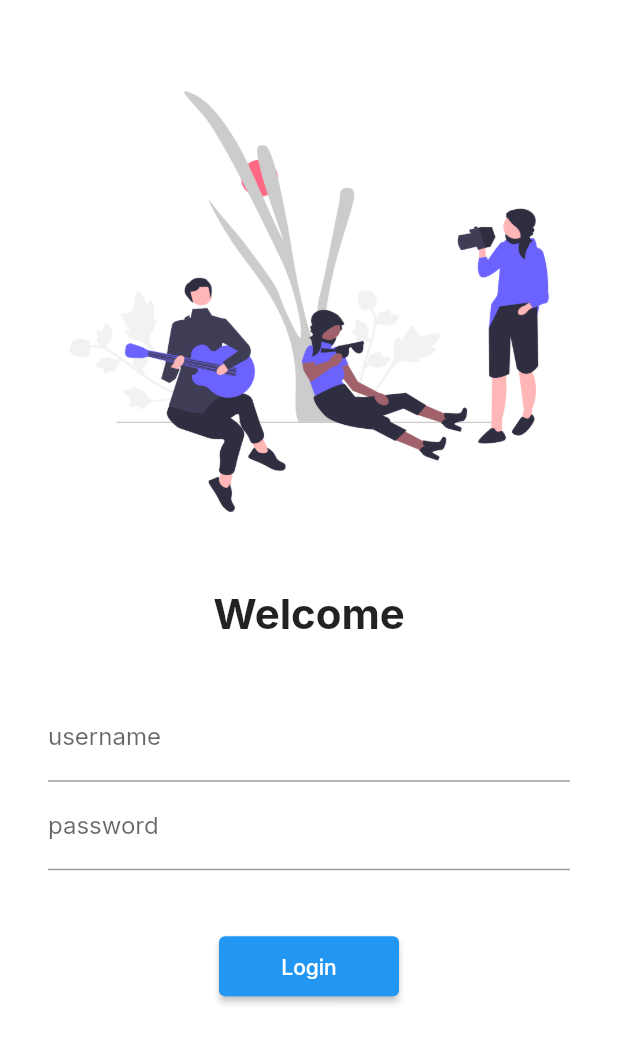
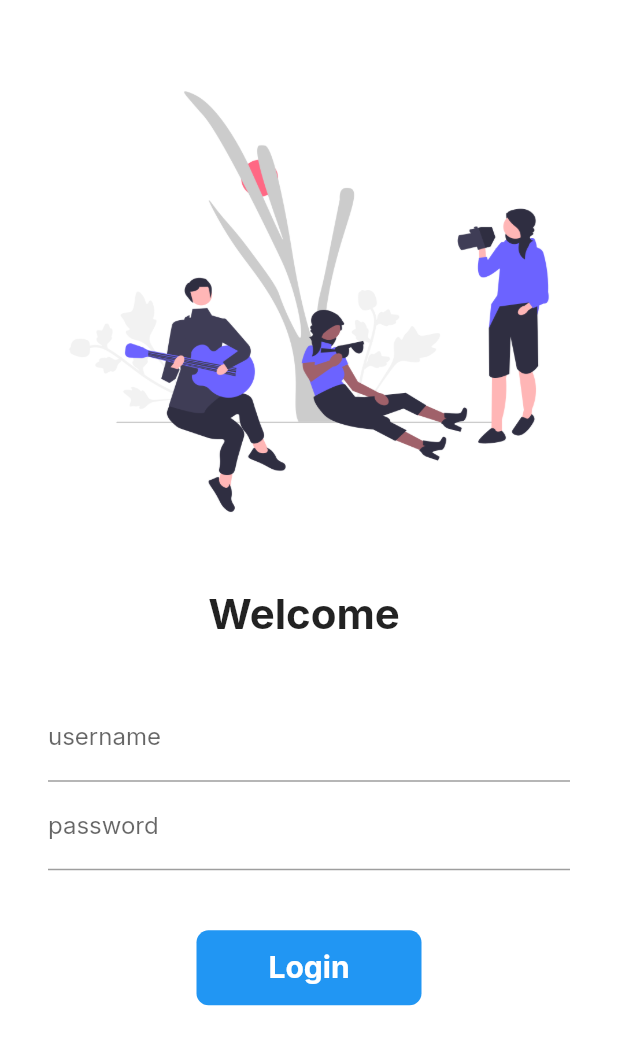
Before and after one commit to nishantwill/CatalogApp, a Flutter app: the screen it shows after launch, on a phone screen of 412 x 824 dp. Shown: the top 1045 px of the screen. Run offline on Flutter 3.47's test engine with Material 2 defaults, Android fonts, the phone set to English and light mode, and no system bars; our stand-ins replace google_fonts.

Commit message:
Initial Commit

```diff
--- a/lib/pages/login_page.dart
+++ b/lib/pages/login_page.dart
@@ -1,8 +1,15 @@
 import 'package:flutter/material.dart';
 import 'package:catalog_app/utils/routes.dart';
 
-// ignore: use_key_in_widget_constructors
-class LoginPage extends StatelessWidget {
+class LoginPage extends StatefulWidget {
+  @override
+  _LoginPageState createState() => _LoginPageState();
+}
+
+class _LoginPageState extends State<LoginPage> {
+  String name = "";
+  bool changeButton = false;
+
   @override
   Widget build(BuildContext context) {
     return Material(
@@ -22,7 +29,7 @@ class LoginPage extends StatelessWidget {
                 // child: Text("lmao"),
               ),
               Text(
-                "Welcome",
+                "Welcome $name",
                 style: TextStyle(
                   fontSize: 28,
                   fontWeight: FontWeight.bold,
@@ -41,6 +48,10 @@ class LoginPage extends StatelessWidget {
                         hintText: "Enter Username",
                         labelText: "username",
                       ),
+                      onChanged: (value) {
+                        name = value;
+                        setState(() {});
+                      },
                     ),
                     TextFormField(
                       obscureText: true,
@@ -52,13 +63,49 @@ class LoginPage extends StatelessWidget {
                     SizedBox(
                       height: 40.0,
                     ),
-                    ElevatedButton(
-                      onPressed: () {
+                    InkWell(
+                      onTap: () async {
+                        setState(() {
+                          changeButton = true;
+                        });
+                        await Future.delayed(Duration(seconds: 1));
                         Navigator.pushNamed(context, MyRoutes.homeRoute);
                       },
-                      style: TextButton.styleFrom(minimumSize: Size(120, 40)),
-                      child: Text("Login"),
-                    )
+                      child: AnimatedContainer(
+                        duration: Duration(seconds: 1),
+                        width: changeButton ? 50 : 150,
+                        height: 50,
+                        // color: Colors.indigo,
+                        alignment: Alignment.center,
+                        child: changeButton
+                            ? Icon(
+                          Icons.done,
+                          color: Colors.white,
+                        )
+                            : Text(
+                          "Login",
+                          style: TextStyle(
+                              color: Colors.white,
+                              fontWeight: FontWeight.bold,
+                              fontSize: 20),
+                        ),
+                        decoration: BoxDecoration(
+                            color: Colors.blue,
+                            // shape: changeButton
+                            //     ? BoxShape.circle
+                            //     : BoxShape.rectangle,
+                            borderRadius:
+                            BorderRadius.circular(changeButton ? 50 : 8)),
+                      ),
+                    ),
+
+                    // ElevatedButton(
+                    //   child: Text("Login"),
+                    //   style: TextButton.styleFrom(minimumSize: Size(120, 40)),
+                    //   onPressed: () {
+                    //     Navigator.pushNamed(context, MyRoutes.homeRoute);
+                    //   },
+                    // )
                   ],
                 ),
               )
```
